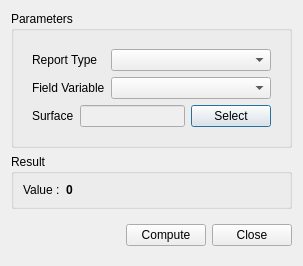
Qt form baramFlow/view/results/reports/surface_report_dialog.ui (nextfoam/baram) before a commit.
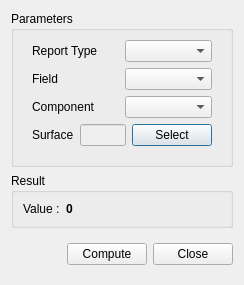
The same form after that commit. Custom widgets are drawn as their Qt base class.

```diff
--- a/baramFlow/view/results/reports/surface_report_dialog.ui
+++ b/baramFlow/view/results/reports/surface_report_dialog.ui
@@ -6,8 +6,8 @@
    <rect>
     <x>0</x>
     <y>0</y>
-    <width>303</width>
-    <height>258</height>
+    <width>244</width>
+    <height>277</height>
    </rect>
   </property>
   <property name="windowTitle">
@@ -21,30 +21,67 @@
      </property>
      <layout class="QVBoxLayout" name="verticalLayout">
       <item>
-       <widget class="QWidget" name="properties" native="true">
-        <layout class="QFormLayout" name="formLayout">
+       <widget class="QWidget" name="widget_2" native="true">
+        <layout class="QHBoxLayout" name="horizontalLayout_3">
+         <property name="topMargin">
+          <number>0</number>
+         </property>
          <property name="bottomMargin">
           <number>0</number>
          </property>
-         <item row="0" column="0">
+         <item>
           <widget class="QLabel" name="label">
            <property name="text">
             <string>Report Type</string>
            </property>
           </widget>
          </item>
-         <item row="0" column="1">
-          <widget class="EnumComboBox" name="reportType"/>
+         <item>
+          <widget class="PythonComboBox" name="reportType"/>
          </item>
-         <item row="1" column="0">
+        </layout>
+       </widget>
+      </item>
+      <item>
+       <widget class="QWidget" name="widget_4" native="true">
+        <layout class="QHBoxLayout" name="horizontalLayout_4">
+         <property name="topMargin">
+          <number>0</number>
+         </property>
+         <property name="bottomMargin">
+          <number>0</number>
+         </property>
+         <item>
           <widget class="QLabel" name="label_2">
            <property name="text">
-            <string>Field Variable</string>
+            <string>Field</string>
            </property>
           </widget>
          </item>
-         <item row="1" column="1">
-          <widget class="QComboBox" name="fieldVariable"/>
+         <item>
+          <widget class="PythonComboBox" name="field"/>
+         </item>
+        </layout>
+       </widget>
+      </item>
+      <item>
+       <widget class="QWidget" name="widget_5" native="true">
+        <layout class="QHBoxLayout" name="horizontalLayout_5">
+         <property name="topMargin">
+          <number>0</number>
+         </property>
+         <property name="bottomMargin">
+          <number>0</number>
+         </property>
+         <item>
+          <widget class="QLabel" name="label_4">
+           <property name="text">
+            <string>Component</string>
+           </property>
+          </widget>
+         </item>
+         <item>
+          <widget class="VectorComponentComboBox" name="fieldComponent"/>
          </item>
         </layout>
        </widget>
@@ -159,9 +196,14 @@
  </widget>
  <customwidgets>
   <customwidget>
-   <class>EnumComboBox</class>
+   <class>PythonComboBox</class>
    <extends>QComboBox</extends>
-   <header>widgets.enum_combo_box</header>
+   <header>widgets.python_combo_box</header>
+  </customwidget>
+  <customwidget>
+   <class>VectorComponentComboBox</class>
+   <extends>QComboBox</extends>
+   <header>baramFlow.view.widgets.vector_component_combo_box</header>
   </customwidget>
  </customwidgets>
  <resources/>
```
